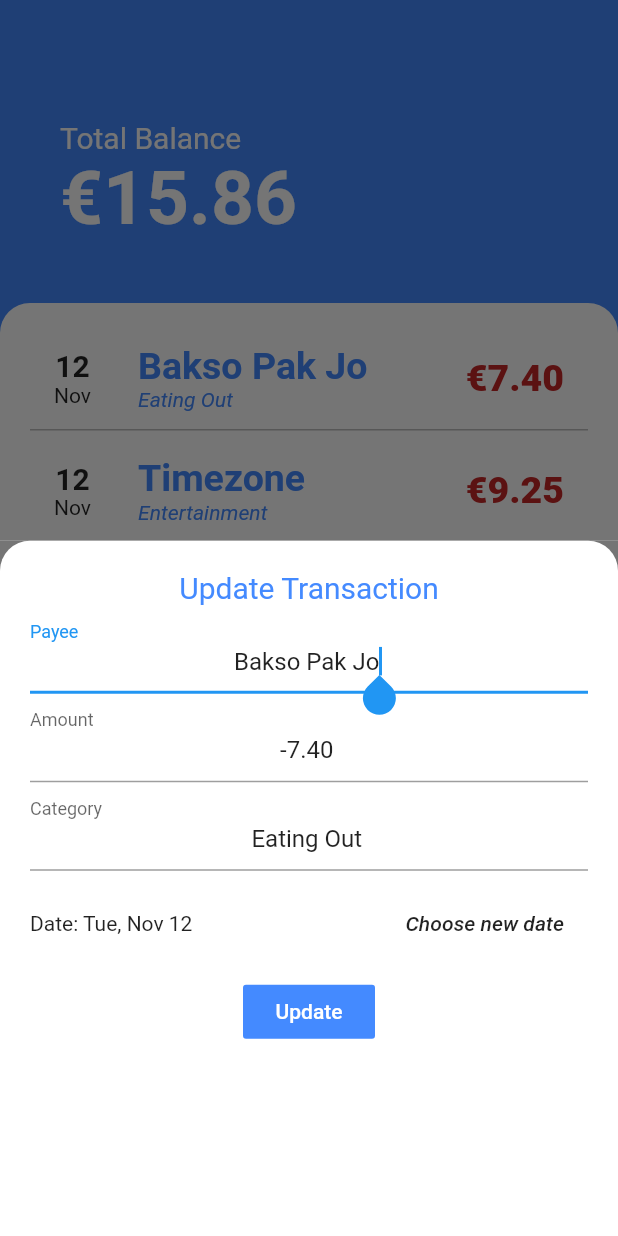
After one commit to viqizevic/dompetku, a Flutter app: the screen it shows after launch, after a tap on "12", on a phone screen of 412 x 824 dp. The commit adds this screen. Run offline on Flutter 3.47's test engine with Material 2 defaults, Android fonts, the phone set to English and light mode, and no system bars.

Commit message:
User can update transaction

```diff
--- a/lib/models/transaction.dart
+++ b/lib/models/transaction.dart
@@ -1,9 +1,9 @@
 class Transaction {
   final int id;
-  final String payee;
-  final double amount;
-  final DateTime date;
-  final String category;
+  String payee;
+  double amount;
+  DateTime date;
+  String category;
 
   Transaction({
     this.id,
--- a/lib/models/transaction_data.dart
+++ b/lib/models/transaction_data.dart
@@ -5,24 +5,28 @@ import 'package:flutter/foundation.dart';
 class TransactionData extends ChangeNotifier {
   List<Transaction> _trans = [
     Transaction(
+      id: 1,
       payee: "ATM",
       amount: 50,
       date: DateTime.now().add(Duration(days: -1)),
       category: "Cash",
     ),
     Transaction(
+      id: 2,
       payee: "J.Co",
       amount: -17.49,
       date: DateTime.now().add(Duration(days: -1)),
       category: "Eating Out",
     ),
     Transaction(
+      id: 3,
       payee: "Timezone",
       amount: -9.25,
       date: DateTime.now(),
       category: "Entertainment",
     ),
     Transaction(
+      id: 4,
       payee: "Bakso Pak Jo",
       amount: -7.4,
       date: DateTime.now(),
@@ -56,4 +60,19 @@ class TransactionData extends ChangeNotifier {
     ));
     notifyListeners();
   }
+
+  void updateTransaction({
+    int transactionId,
+    String newPayee,
+    double newAmount,
+    String newCategory,
+    DateTime newDate,
+  }) {
+    Transaction tx = _trans.firstWhere((tr) => (tr.id == transactionId));
+    tx.payee = newPayee;
+    tx.amount = newAmount;
+    tx.category = newCategory;
+    tx.date = newDate;
+    notifyListeners();
+  }
 }
--- a/lib/screens/transactions_screen.dart
+++ b/lib/screens/transactions_screen.dart
@@ -35,7 +35,7 @@ class TransactionsScreen extends StatelessWidget {
                   ),
                 ),
                 Text(
-                  '\$${Provider.of<TransactionData>(context).balance.toStringAsFixed(2)}',
+                  '€${Provider.of<TransactionData>(context).balance.toStringAsFixed(2)}',
                   style: TextStyle(
                     color: Colors.white,
                     fontSize: 50,
--- /dev/null
+++ b/lib/screens/update_transaction_screen.dart
@@ -0,0 +1,164 @@
+import 'package:dompetku/models/transaction.dart';
+import 'package:dompetku/models/transaction_data.dart';
+import 'package:flutter/material.dart';
+import 'package:intl/intl.dart';
+import 'package:provider/provider.dart';
+
+class UpdateTransactionScreen extends StatefulWidget {
+  final Transaction transaction;
+
+  UpdateTransactionScreen({this.transaction});
+
+  @override
+  _UpdateTransactionScreenState createState() =>
+      _UpdateTransactionScreenState();
+}
+
+class _UpdateTransactionScreenState extends State<UpdateTransactionScreen> {
+  final payeeController = TextEditingController();
+  final amountController = TextEditingController();
+  final categoryController = TextEditingController();
+  DateTime _selectedDate = DateTime.now();
+  bool _inputIsInvalid = false;
+
+  @override
+  void initState() {
+    super.initState();
+    payeeController.text = widget.transaction.payee;
+    amountController.text = widget.transaction.amount.toStringAsFixed(2);
+    categoryController.text = widget.transaction.category;
+    _selectedDate = widget.transaction.date;
+  }
+
+  void _updateData() {
+    String enteredPayee = payeeController.text;
+    double enteredAmount = 0;
+    if (amountController.text.isNotEmpty) {
+      enteredAmount = double.parse(amountController.text);
+      enteredAmount = double.parse(enteredAmount.toStringAsFixed(2));
+    }
+    String enteredCategory = categoryController.text;
+    if (enteredCategory.isEmpty) {
+      enteredCategory = widget.transaction.category;
+    }
+
+    if (enteredPayee.isEmpty || amountController.text.isEmpty) {
+      setState(() {
+        _inputIsInvalid = true;
+      });
+      return;
+    }
+
+    Provider.of<TransactionData>(context).updateTransaction(
+      transactionId: widget.transaction.id,
+      newPayee: enteredPayee,
+      newAmount: enteredAmount,
+      newCategory: enteredCategory,
+      newDate: _selectedDate,
+    );
+
+    Navigator.pop(context);
+  }
+
+  void _showDatePicker() {
+    showDatePicker(
+      context: context,
+      initialDate: DateTime.now(),
+      firstDate: DateTime(2019),
+      lastDate: DateTime.now(),
+    ).then((pickedDate) {
+      if (null == pickedDate) {
+        return;
+      }
+      setState(() {
+        _selectedDate = pickedDate;
+      });
+    });
+  }
+
+  @override
+  Widget build(BuildContext context) {
+    return Container(
+      color: Color(0xff757575),
+      child: Container(
+        padding: EdgeInsets.all(20),
+        decoration: BoxDecoration(
+          color: Colors.white,
+          borderRadius: BorderRadius.only(
+            topLeft: Radius.circular(20.0),
+            topRight: Radius.circular(20.0),
+          ),
+        ),
+        child: Column(
+          children: <Widget>[
+            Text(
+              'Update Transaction',
+              textAlign: TextAlign.center,
+              style: TextStyle(
+                fontSize: 20.0,
+                color: Colors.blueAccent,
+              ),
+            ),
+            TextField(
+              controller: payeeController,
+              autofocus: true,
+              decoration: InputDecoration(labelText: 'Payee'),
+              textAlign: TextAlign.center,
+            ),
+            TextField(
+              controller: amountController,
+              decoration: InputDecoration(labelText: 'Amount'),
+              keyboardType: TextInputType.numberWithOptions(
+                signed: false,
+                decimal: true,
+              ),
+              textAlign: TextAlign.center,
+            ),
+            TextField(
+              controller: categoryController,
+              decoration: InputDecoration(labelText: 'Category'),
+              textAlign: TextAlign.center,
+            ),
+            Container(
+              height: 70,
+              child: Row(
+                children: <Widget>[
+                  Expanded(
+                      child: Text(
+                          'Date: ${DateFormat.MMMEd().format(_selectedDate)}')),
+                  FlatButton(
+                    child: Text(
+                      'Choose new date',
+                      style: TextStyle(fontStyle: FontStyle.italic),
+                    ),
+                    onPressed: _showDatePicker,
+                  ),
+                ],
+              ),
+            ),
+            Visibility(
+              child: Padding(
+                padding: const EdgeInsets.all(10.0),
+                child: Text(
+                  'Please enter Title and Amount.',
+                  style: TextStyle(color: Colors.red),
+                ),
+              ),
+              visible: _inputIsInvalid,
+            ),
+            FlatButton(
+              child: Text(
+                'Update',
+                style: TextStyle(
+                  color: Colors.white,
+                ),
+              ),
+              color: Colors.blueAccent,
+              onPressed: _updateData,
+            ),
+          ],
+        ),
+      ),
+    );
+  }
+}
--- a/lib/todos.txt
+++ b/lib/todos.txt
@@ -1,8 +1,11 @@
 
 TODO
-_ Add id to transaction
+_ User can delete transaction
 
 DONE
+_ Add id to transaction
+_ User can update transaction
+_ User can add new transaction
 _ Show total balance
 _ Set transaction color red if an expense
 _ Use transaction data
--- a/lib/widgets/transaction_tile.dart
+++ b/lib/widgets/transaction_tile.dart
@@ -7,6 +7,7 @@ class TransactionTile extends StatelessWidget {
   final DateTime date;
   final String category;
   final bool isAnExpense;
+  final Function onTapCallback;
 
   TransactionTile({
     this.payee,
@@ -14,6 +15,7 @@ class TransactionTile extends StatelessWidget {
     this.date,
     this.category,
     this.isAnExpense,
+    this.onTapCallback,
   });
 
   @override
@@ -33,6 +35,7 @@ class TransactionTile extends StatelessWidget {
           bottom: 6,
         ),
         child: ListTile(
+          onTap: onTapCallback,
           title: Column(
             crossAxisAlignment: CrossAxisAlignment.start,
             children: <Widget>[
@@ -68,7 +71,7 @@ class TransactionTile extends StatelessWidget {
             ],
           ),
           trailing: Text(
-            '\$${amount.toStringAsFixed(2)}',
+            '€${amount.abs().toStringAsFixed(2)}',
             style: TextStyle(
               fontSize: 25,
               fontWeight: FontWeight.w900,
--- a/lib/widgets/transactions_list.dart
+++ b/lib/widgets/transactions_list.dart
@@ -1,4 +1,5 @@
 import 'package:dompetku/models/transaction_data.dart';
+import 'package:dompetku/screens/update_transaction_screen.dart';
 import 'package:dompetku/widgets/transaction_tile.dart';
 import 'package:flutter/material.dart';
 import 'package:provider/provider.dart';
@@ -18,6 +19,14 @@ class TransactionsList extends StatelessWidget {
               date: transaction.date,
               category: transaction.category,
               isAnExpense: transaction.isAnExpense,
+              onTapCallback: () {
+                showModalBottomSheet(
+                  context: context,
+                  builder: (context) => UpdateTransactionScreen(
+                    transaction: transaction,
+                  ),
+                );
+              },
             );
           },
           itemCount: transactionData.transactionCount,
```
